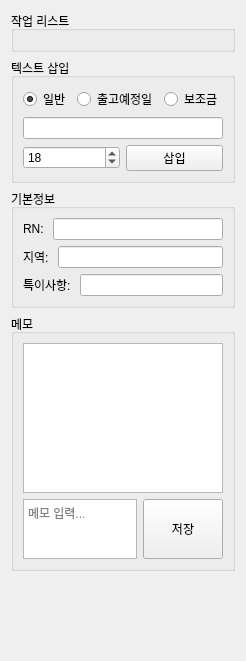
Qt form ui/info_panel.ui (Glen-Lee-glitch/new_viewer) before a commit.
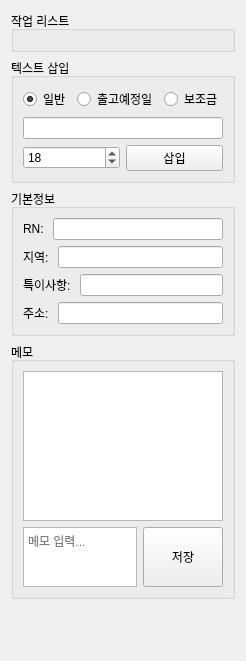
The same form after that commit.

Commit message:
feat: info_panel에 '기본정보' - '주소' ui 추가 및 데이터 연결
- '초본'의 'address_1' + 'address_2'

Diff of the .ui file:
```diff
--- a/ui/info_panel.ui
+++ b/ui/info_panel.ui
@@ -134,6 +134,20 @@
         </item>
        </layout>
       </item>
+      <item>
+       <layout class="QHBoxLayout" name="horizontalLayout_address">
+        <item>
+         <widget class="QLabel" name="label_address">
+          <property name="text">
+           <string>주소: </string>
+          </property>
+         </widget>
+        </item>
+        <item>
+         <widget class="QLineEdit" name="lineEdit_address"/>
+        </item>
+       </layout>
+      </item>
      </layout>
     </widget>
    </item>
```
The commit also changes 3 other files.
